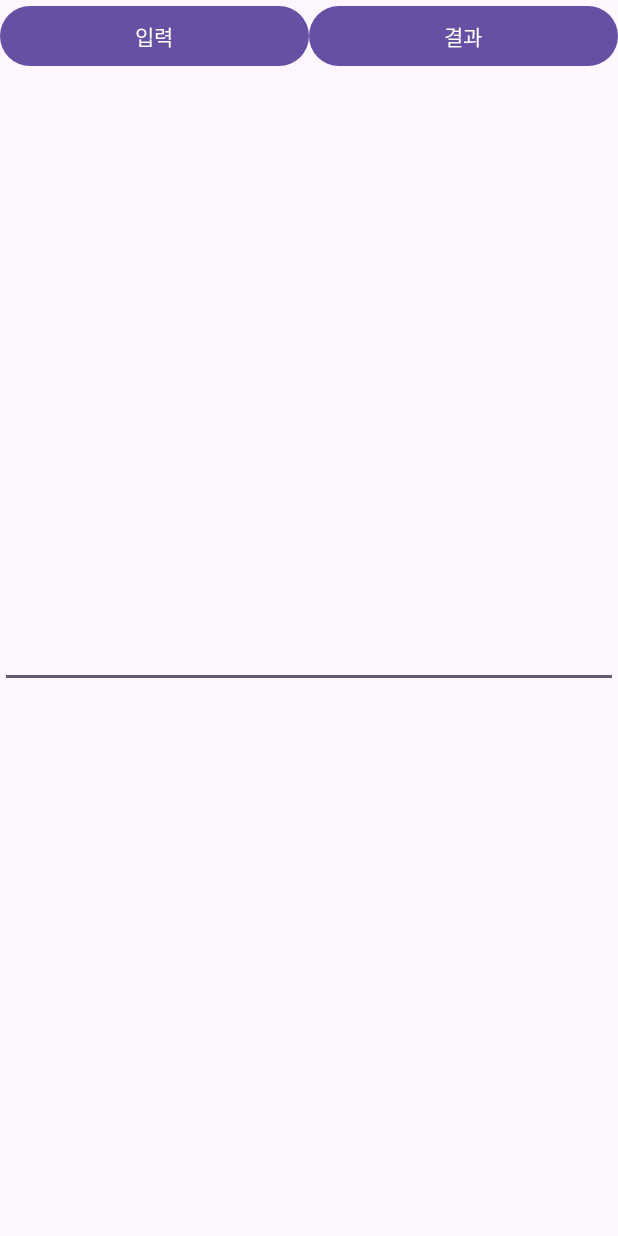
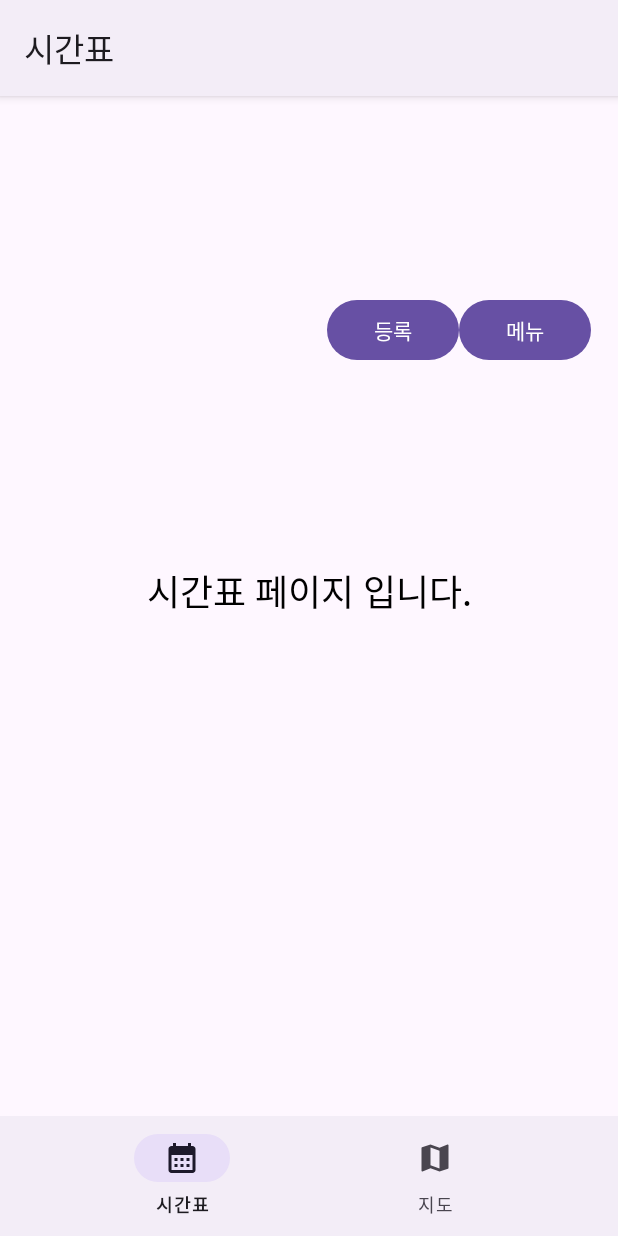
Before and after one commit to You-jisang/AndroidTeamProject, an Android app: the screen it shows after launch (MainActivity), on a phone screen of 412 x 824 dp. Run offline under Robolectric (Android 15) with nearby library versions, the phone set to English and light mode, and no system bars; our stand-ins replace navigation-ui.

Commit message:
feat: 시간표, 지도 버튼 및 시간표 페이지 등록, 학기 메뉴 버튼 ui추가

```diff
--- a/app/build.gradle.kts
+++ b/app/build.gradle.kts
@@ -1,11 +1,12 @@
 plugins {
     id("com.android.application")
     id("org.jetbrains.kotlin.android")
+    id("com.google.android.libraries.mapsplatform.secrets-gradle-plugin")
 }
 
 android {
     namespace = "com.example.mymultifragapplication"
-    compileSdk = 33
+    compileSdk = 34
 
     defaultConfig {
         applicationId = "com.example.mymultifragapplication"
@@ -46,6 +47,9 @@ dependencies {
     implementation("androidx.appcompat:appcompat:1.6.1")
     implementation("com.google.android.material:material:1.9.0")
     implementation("androidx.constraintlayout:constraintlayout:2.1.4")
+    implementation("androidx.navigation:navigation-fragment-ktx:2.7.4")
+    implementation("androidx.navigation:navigation-ui-ktx:2.7.4")
+    implementation("com.google.android.gms:play-services-maps:18.1.0")
     testImplementation("junit:junit:4.13.2")
     androidTestImplementation("androidx.test.ext:junit:1.1.5")
     androidTestImplementation("androidx.test.espresso:espresso-core:3.5.1")
--- a/app/src/main/java/com/example/mymultifragapplication/InputFragment.kt
+++ /dev/null
@@ -1,67 +0,0 @@
-package com.example.mymultifragapplication
-
-import android.os.Bundle
-import androidx.fragment.app.Fragment
-import android.view.LayoutInflater
-import android.view.View
-import android.view.ViewGroup
-import androidx.core.widget.addTextChangedListener
-import androidx.fragment.app.setFragmentResult
-import com.example.mymultifragapplication.databinding.FragmentInputBinding
-
-
-class InputFragment() : Fragment() {
-
-    var text: String? = null
-
-
-    override fun onCreate(savedInstanceState: Bundle?) {
-        super.onCreate(savedInstanceState)
-    }
-
-    //대부분 작업
-    override fun onCreateView(
-        inflater: LayoutInflater, container: ViewGroup?,
-        savedInstanceState: Bundle?
-    ): View? {
-        val binding = FragmentInputBinding.inflate(inflater, container, false)
-        arguments?.let {
-            binding.editText.setText(it.getString("text"))
-        }
-
-        binding.editText.addTextChangedListener {
-            val resBundle = Bundle().apply {
-                putString("input", binding.editText.text.toString())
-            }
-            setFragmentResult("input_text", resBundle)
-
-
-        }
-        return binding.root
-    }
-
-    companion object {
-
-        @JvmStatic
-        fun newInstance(str: String? = null) =
-            InputFragment().apply {
-                arguments = Bundle().apply {
-                    str?.let {
-                        putString("text", it)
-                    }
-                }
-            }
-    }
-
-    /*
-        @JvmStatic
-        fun newInstance(str: String) =
-            InputFragment().apply {
-                arguments = Bundle().apply {
-                    putString(ARG_PARAM1, param1)
-                    putString(ARG_PARAM2, param2)
-                }
-            }
-            */
-
-}
--- a/app/src/main/java/com/example/mymultifragapplication/MainActivity.kt
+++ b/app/src/main/java/com/example/mymultifragapplication/MainActivity.kt
@@ -3,6 +3,10 @@ package com.example.mymultifragapplication
 import androidx.appcompat.app.AppCompatActivity
 import android.os.Bundle
 import androidx.fragment.app.Fragment
+import androidx.navigation.fragment.NavHostFragment
+import androidx.navigation.ui.AppBarConfiguration
+import androidx.navigation.ui.setupActionBarWithNavController
+import androidx.navigation.ui.setupWithNavController
 import com.example.mymultifragapplication.databinding.ActivityMainBinding
 
 // yujin commit test 2
@@ -10,51 +14,27 @@ import com.example.mymultifragapplication.databinding.ActivityMainBinding
 
 // test - minsu
 
-val String.numOfkoreanCharacters: Int
-    get() {
-        var count = 0
-        for (i in 0 until length) {
-            if (this[i] >= 0xAC00.toChar() && this[i] <= 0xD7A3.toChar()) {
-                count += 1
-            }
-        }
 
-        return count
+class MainActivity : AppCompatActivity() {
+
+    lateinit var binding : ActivityMainBinding
+    override fun onCreate(savedInstanceState: Bundle?) {
+        super.onCreate(savedInstanceState)
+        binding = ActivityMainBinding.inflate(layoutInflater)
+
+        val navController = binding.frgNav.getFragment<NavHostFragment>().navController
+        val appBarConfiguration = AppBarConfiguration(
+            setOf(R.id.mapFragment, R.id.mainFragment)
+        )
+        setupActionBarWithNavController(navController, appBarConfiguration)
+        binding.bottomNav.setupWithNavController(navController)
+        setContentView(binding.root)
     }
 
-class MainActivity : AppCompatActivity() {
-    var text: String? = null
+    override fun onSupportNavigateUp(): Boolean {
+        val navController = binding.frgNav.getFragment<NavHostFragment>().navController
 
-    override fun onCreate(savedInstanceState: Bundle?) {
-        super.onCreate(savedInstanceState)
-        val binding = ActivityMainBinding.inflate(layoutInflater)
+        return navController.navigateUp() || super.onSupportNavigateUp()
+    }
 
-        fun replaceFragment(frag: Fragment) {
-            supportFragmentManager.beginTransaction().run {
-                replace(binding.frmFrag.id, frag)
-                commit()
-            }
-        }
-
-
-
-        binding.run {
-            btnInput.setOnClickListener {
-                replaceFragment(InputFragment.newInstance())
-            }
-            btnResult.setOnClickListener {
-                replaceFragment(ResultFragment.newInstance(text?.numOfkoreanCharacters ?: 0))
-            }
-        }
-
-
-        supportFragmentManager.setFragmentResultListener("input_text", this) { _, bundle ->
-            text = bundle.getString("input")
-        }
-        replaceFragment(InputFragment.newInstance())
-
-
-
-        setContentView(binding.root)
-    }
 }
--- /dev/null
+++ b/app/src/main/java/com/example/mymultifragapplication/MainFragment.kt
@@ -0,0 +1,42 @@
+package com.example.mymultifragapplication
+
+import android.os.Bundle
+import androidx.fragment.app.Fragment
+import android.view.LayoutInflater
+import android.view.View
+import android.view.ViewGroup
+import androidx.navigation.fragment.findNavController
+import com.example.mymultifragapplication.databinding.FragmentMainBinding
+
+class MainFragment : Fragment() {
+
+    var binding: FragmentMainBinding? = null
+
+    override fun onCreateView(
+        inflater: LayoutInflater, container: ViewGroup?,
+        savedInstanceState: Bundle?
+    ): View? {
+        binding = FragmentMainBinding.inflate(inflater)
+
+        // Inflate the layout for this fragment
+        return binding?.root
+    }
+
+    override fun onViewCreated(view: View, savedInstanceState: Bundle?) {
+        super.onViewCreated(view, savedInstanceState)
+
+        binding?.btnRegister?.setOnClickListener {
+            findNavController().navigate(R.id.action_mainFragment_to_registerFragment)
+        }
+
+        binding?.btnSemester?.setOnClickListener {
+            findNavController().navigate(R.id.action_mainFragment_to_semesterFragment)
+        }
+    }
+
+    override fun onDestroyView() {
+        super.onDestroyView()
+        binding = null
+    }
+
+}
--- /dev/null
+++ b/app/src/main/res/drawable/baseline_calendar_month.xml
@@ -0,0 +1,5 @@
+<vector android:height="24dp" android:tint="#000000"
+    android:viewportHeight="24" android:viewportWidth="24"
+    android:width="24dp" xmlns:android="http://schemas.android.com/apk/res/android">
+    <path android:fillColor="@android:color/white" android:pathData="M19,4h-1V2h-2v2H8V2H6v2H5C3.89,4 3.01,4.9 3.01,6L3,20c0,1.1 0.89,2 2,2h14c1.1,0 2,-0.9 2,-2V6C21,4.9 20.1,4 19,4zM19,20H5V10h14V20zM9,14H7v-2h2V14zM13,14h-2v-2h2V14zM17,14h-2v-2h2V14zM9,18H7v-2h2V18zM13,18h-2v-2h2V18zM17,18h-2v-2h2V18z"/>
+</vector>
--- /dev/null
+++ b/app/src/main/res/drawable/baseline_map_24.xml
@@ -0,0 +1,5 @@
+<vector android:height="24dp" android:tint="#000000"
+    android:viewportHeight="24" android:viewportWidth="24"
+    android:width="24dp" xmlns:android="http://schemas.android.com/apk/res/android">
+    <path android:fillColor="@android:color/white" android:pathData="M20.5,3l-0.16,0.03L15,5.1 9,3 3.36,4.9c-0.21,0.07 -0.36,0.25 -0.36,0.48V20.5c0,0.28 0.22,0.5 0.5,0.5l0.16,-0.03L9,18.9l6,2.1 5.64,-1.9c0.21,-0.07 0.36,-0.25 0.36,-0.48V3.5c0,-0.28 -0.22,-0.5 -0.5,-0.5zM15,19l-6,-2.11V5l6,2.11V19z"/>
+</vector>
--- a/app/src/main/res/layout/activity_main.xml
+++ b/app/src/main/res/layout/activity_main.xml
@@ -2,41 +2,29 @@
 <androidx.constraintlayout.widget.ConstraintLayout xmlns:android="http://schemas.android.com/apk/res/android"
     xmlns:app="http://schemas.android.com/apk/res-auto"
     xmlns:tools="http://schemas.android.com/tools"
+    android:id="@+id/linearLayout"
     android:layout_width="match_parent"
     android:layout_height="match_parent"
     tools:context=".MainActivity">
 
-    <LinearLayout
+    <androidx.fragment.app.FragmentContainerView
+        android:id="@+id/frg_nav"
+        android:name="androidx.navigation.fragment.NavHostFragment"
         android:layout_width="match_parent"
-        android:layout_height="match_parent"
-        android:orientation="vertical">
+        android:layout_height="0dp"
+        app:defaultNavHost="true"
+        app:layout_constraintBottom_toTopOf="@+id/bottom_nav"
+        app:layout_constraintLeft_toLeftOf="parent"
+        app:layout_constraintRight_toRightOf="parent"
+        app:layout_constraintTop_toTopOf="parent"
+        app:navGraph="@navigation/nav_main" />
 
-        <LinearLayout
-            android:layout_width="match_parent"
-            android:layout_height="wrap_content"
-            android:orientation="horizontal">
+    <com.google.android.material.bottomnavigation.BottomNavigationView
+        android:id="@+id/bottom_nav"
+        android:layout_width="match_parent"
+        android:layout_height="wrap_content"
+        app:layout_constraintBottom_toBottomOf="parent"
+        app:layout_constraintTop_toBottomOf="@+id/frg_nav"
+        app:menu="@menu/menu_top" />
 
-            <Button
-                android:id="@+id/btn_input"
-                android:layout_width="wrap_content"
-                android:layout_height="wrap_content"
-                android:layout_weight="1"
-                android:text="입력" />
-
-            <Button
-                android:id="@+id/btn_result"
-                android:layout_width="wrap_content"
-                android:layout_height="wrap_content"
-                android:layout_weight="1"
-                android:text="결과" />
-
-        </LinearLayout>
-
-        <FrameLayout
-            android:id="@+id/frm_frag"
-            android:layout_width="match_parent"
-            android:layout_height="match_parent">
-
-        </FrameLayout>
-    </LinearLayout>
 </androidx.constraintlayout.widget.ConstraintLayout>
--- /dev/null
+++ b/app/src/main/res/layout/fragment_main.xml
@@ -0,0 +1,50 @@
+<?xml version="1.0" encoding="utf-8"?>
+<androidx.constraintlayout.widget.ConstraintLayout xmlns:android="http://schemas.android.com/apk/res/android"
+    xmlns:app="http://schemas.android.com/apk/res-auto"
+    xmlns:tools="http://schemas.android.com/tools"
+    android:id="@+id/frameLayout2"
+    android:layout_width="match_parent"
+    android:layout_height="match_parent"
+    tools:context=".MainFragment">
+
+    <TextView
+        android:id="@+id/textView"
+        android:layout_width="wrap_content"
+        android:layout_height="wrap_content"
+        android:layout_marginBottom="200dp"
+        android:text="시간표 페이지 입니다."
+        android:textColor="@color/black"
+        android:textSize="24sp"
+        app:layout_constraintBottom_toBottomOf="parent"
+        app:layout_constraintEnd_toEndOf="parent"
+        app:layout_constraintHorizontal_bias="0.5"
+        app:layout_constraintStart_toStartOf="parent"
+        app:layout_constraintTop_toBottomOf="@+id/linearLayout2" />
+
+    <LinearLayout
+        android:id="@+id/linearLayout2"
+        android:layout_width="wrap_content"
+        android:layout_height="wrap_content"
+        android:layout_marginStart="200dp"
+        android:orientation="horizontal"
+        app:layout_constraintBottom_toTopOf="@+id/textView"
+        app:layout_constraintEnd_toEndOf="parent"
+        app:layout_constraintHorizontal_bias="0.5"
+        app:layout_constraintStart_toStartOf="parent"
+        app:layout_constraintTop_toTopOf="parent"
+        app:layout_constraintVertical_chainStyle="spread">
+
+        <Button
+            android:id="@+id/btn_register"
+            android:layout_width="wrap_content"
+            android:layout_height="wrap_content"
+            android:text="등록" />
+
+        <Button
+            android:id="@+id/btn_semester"
+            android:layout_width="wrap_content"
+            android:layout_height="wrap_content"
+            android:text="메뉴" />
+    </LinearLayout>
+
+</androidx.constraintlayout.widget.ConstraintLayout>
--- a/app/src/main/res/layout/fragment_input.xml
+++ b/app/src/main/res/layout/fragment_register.xml
@@ -2,16 +2,18 @@
 <androidx.constraintlayout.widget.ConstraintLayout xmlns:android="http://schemas.android.com/apk/res/android"
     xmlns:app="http://schemas.android.com/apk/res-auto"
     xmlns:tools="http://schemas.android.com/tools"
+    android:id="@+id/frameLayout"
     android:layout_width="match_parent"
     android:layout_height="match_parent"
-    tools:context=".InputFragment">
+    tools:context=".RegisterFragment" >
 
-    <EditText
-        android:id="@+id/edit_text"
-        android:layout_width="match_parent"
+    <TextView
+        android:id="@+id/textView2"
+        android:layout_width="wrap_content"
         android:layout_height="wrap_content"
-        android:ems="10"
-        android:inputType="text"
+        android:text="시간표 등록 페이지"
+        android:textColor="@color/black"
+        android:textSize="24sp"
         app:layout_constraintBottom_toBottomOf="parent"
         app:layout_constraintEnd_toEndOf="parent"
         app:layout_constraintStart_toStartOf="parent"
--- /dev/null
+++ b/app/src/main/res/menu/menu_top.xml
@@ -0,0 +1,13 @@
+<?xml version="1.0" encoding="utf-8"?>
+<menu xmlns:app="http://schemas.android.com/apk/res-auto"
+    xmlns:android="http://schemas.android.com/apk/res/android">
+
+    <item
+        android:id="@+id/mainFragment"
+        android:icon="@drawable/baseline_calendar_month"
+        android:title="시간표" />
+    <item
+        android:id="@+id/mapFragment"
+        android:icon="@drawable/baseline_map_24"
+        android:title="지도" />
+</menu>
--- /dev/null
+++ b/app/src/main/res/navigation/nav_main.xml
@@ -0,0 +1,37 @@
+<?xml version="1.0" encoding="utf-8"?>
+<navigation xmlns:android="http://schemas.android.com/apk/res/android"
+    xmlns:app="http://schemas.android.com/apk/res-auto"
+    xmlns:tools="http://schemas.android.com/tools"
+    android:id="@+id/nav_main"
+    app:startDestination="@id/mainFragment">
+    <fragment
+        android:id="@+id/mainFragment"
+        android:name="com.example.mymultifragapplication.MainFragment"
+        android:label="시간표"
+        tools:layout="@layout/fragment_main">
+        <action
+            android:id="@+id/action_mainFragment_to_mapFragment"
+            app:destination="@id/mapFragment" />
+        <action
+            android:id="@+id/action_mainFragment_to_semesterFragment"
+            app:destination="@id/semesterFragment" />
+        <action
+            android:id="@+id/action_mainFragment_to_registerFragment"
+            app:destination="@id/registerFragment" />
+    </fragment>
+    <fragment
+        android:id="@+id/mapFragment"
+        android:name="com.example.mymultifragapplication.MapFragment"
+        android:label="항공대 지도"
+        tools:layout="@layout/fragment_map" />
+    <fragment
+        android:id="@+id/registerFragment"
+        android:name="com.example.mymultifragapplication.RegisterFragment"
+        android:label="시간표 등록"
+        tools:layout="@layout/fragment_register" />
+    <fragment
+        android:id="@+id/semesterFragment"
+        android:name="com.example.mymultifragapplication.SemesterFragment"
+        android:label="학기 선택 메뉴"
+        tools:layout="@layout/fragment_semester" />
+</navigation>
--- a/app/src/main/res/values/themes.xml
+++ b/app/src/main/res/values/themes.xml
@@ -1,6 +1,6 @@
 <resources xmlns:tools="http://schemas.android.com/tools">
     <!-- Base application theme. -->
-    <style name="Base.Theme.MyMultiFragApplication" parent="Theme.Material3.DayNight.NoActionBar">
+    <style name="Base.Theme.MyMultiFragApplication" parent="Theme.Material3.DayNight">
         <!-- Customize your light theme here. -->
         <!-- <item name="colorPrimary">@color/my_light_primary</item> -->
     </style>
--- a/build.gradle.kts
+++ b/build.gradle.kts
@@ -2,4 +2,5 @@
 plugins {
     id("com.android.application") version "8.1.2" apply false
     id("org.jetbrains.kotlin.android") version "1.9.0" apply false
+    id("com.google.android.libraries.mapsplatform.secrets-gradle-plugin") version "2.0.1" apply false
 }
```
Also changed, not shown: app/src/main/AndroidManifest.xml (+16 -0 lines), app/src/main/java/com/example/mymultifragapplication/MapFragment.kt (added, +27 -0 lines), app/src/main/java/com/example/mymultifragapplication/RegisterFragment.kt (added, +25 -0 lines), app/src/main/java/com/example/mymultifragapplication/ResultFragment.kt (deleted, +0 -40 lines), app/src/main/java/com/example/mymultifragapplication/SemesterFragment.kt (added, +23 -0 lines), app/src/main/res/layout/fragment_map.xml (renamed from app/src/main/res/layout/fragment_result.xml, +6 -4 lines), app/src/main/res/layout/fragment_semester.xml (added, +21 -0 lines).
